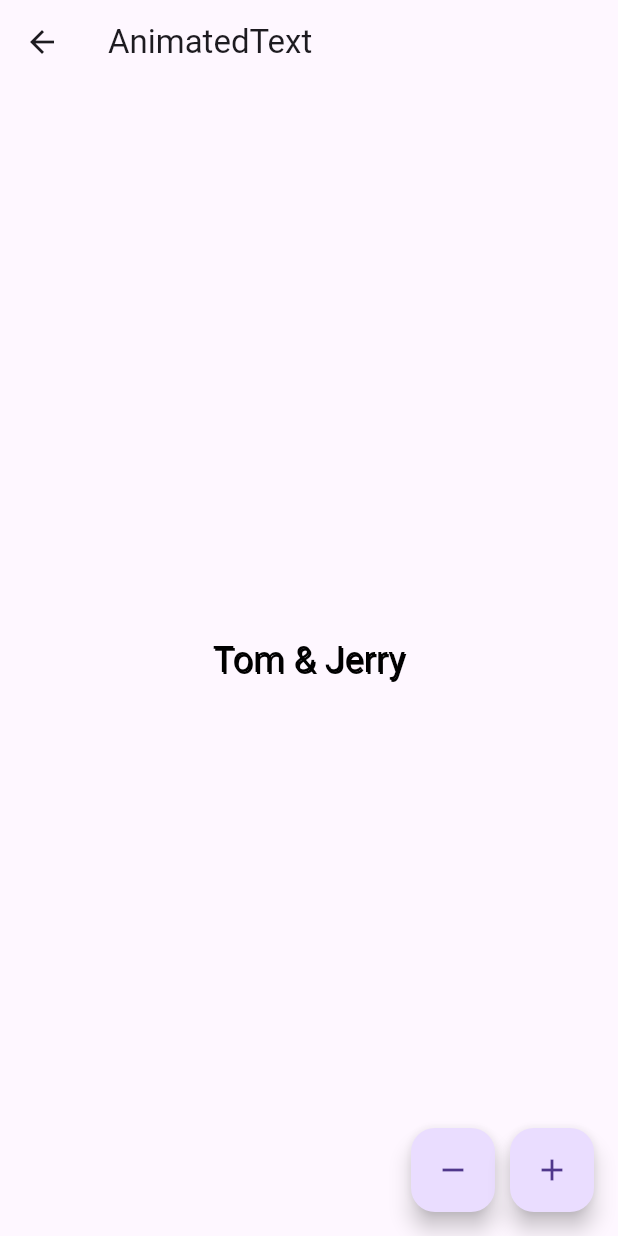
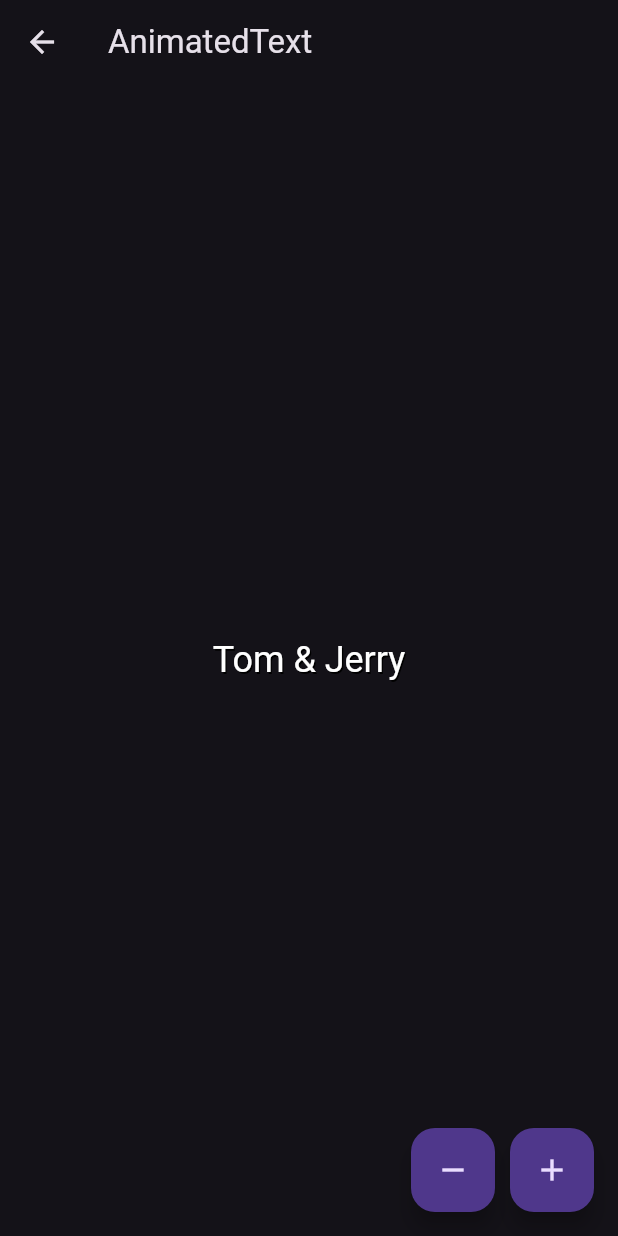
Before and after one commit to aoa97/flutter_animations_examples, a Flutter app: the screen it shows after launch, after a tap on "AnimatedText", on a phone screen of 412 x 824 dp. Run offline on Flutter 3.47's test engine with Material 2 defaults, Android fonts, the phone set to English and light mode, and no system bars; our stand-ins replace confetti, flutter_hooks; missing offline and left inert: print_color.

```diff
--- a/lib/explicit/widgets/positioned_transition_example.dart
+++ b/lib/explicit/widgets/positioned_transition_example.dart
@@ -27,7 +27,6 @@ class PositionedTransitionExample extends HookWidget {
 
     return MainScaffold(
       fullView: true,
-      backgroundColor: Colors.white.withOpacity(.8),
       title: "PositionedTransition",
       floatingAction: Wrap(
         spacing: 30,
--- a/lib/explicit/widgets/rotation_transition_example.dart
+++ b/lib/explicit/widgets/rotation_transition_example.dart
@@ -13,7 +13,6 @@ class RotationTransitionExample extends HookWidget {
     return MainScaffold(
       fullView: true,
       title: "RotationTransition",
-      backgroundColor: Colors.blueGrey,
       floatingAction: Wrap(
         spacing: 30,
         children: [
--- a/lib/explicit/widgets/size_transition_example.dart
+++ b/lib/explicit/widgets/size_transition_example.dart
@@ -18,7 +18,6 @@ class SizeTransitionExample extends HookWidget {
     return MainScaffold(
       fullView: true,
       title: "SizeTransition",
-      backgroundColor: Colors.red,
       floatingAction: Wrap(
         spacing: 30,
         children: [
--- a/lib/explicit/widgets/text_style_transition_example.dart
+++ b/lib/explicit/widgets/text_style_transition_example.dart
@@ -9,8 +9,8 @@ class TextTransitionExample extends HookWidget {
   Widget build(BuildContext context) {
     final controller = useAnimationController(duration: const Duration(seconds: 1));
     final textStyleAnimation = TextStyleTween(
-      begin: const TextStyle(fontSize: 18, fontWeight: FontWeight.normal, color: Colors.black),
-      end: const TextStyle(fontSize: 24, fontWeight: FontWeight.bold, color: Colors.teal),
+      begin: const TextStyle(fontSize: 24, fontWeight: FontWeight.normal, color: Colors.white),
+      end: const TextStyle(fontSize: 36, fontWeight: FontWeight.bold, color: Colors.amber),
     ).animate(controller);
 
     return MainScaffold(
--- a/lib/implicit/widgets/animated_physical_model.dart
+++ b/lib/implicit/widgets/animated_physical_model.dart
@@ -22,7 +22,7 @@ class AnimatedPhysicalModelExample extends HookWidget {
           clipBehavior: Clip.antiAlias,
           elevation: toggleAnimation.value ? 5 : 80,
           shadowColor: Colors.black,
-          color: toggleAnimation.value ? Theme.of(context).primaryColor : Colors.transparent,
+          color: toggleAnimation.value ? Colors.amber : Colors.transparent,
           child: AnimatedOpacity(
             curve: Curves.linear,
             opacity: toggleAnimation.value ? 1 : .5,
--- a/lib/implicit/widgets/animated_switcher.dart
+++ b/lib/implicit/widgets/animated_switcher.dart
@@ -19,7 +19,6 @@ class AnimatedSwitcherExample extends HookWidget {
 
     return MainScaffold(
       title: "AnimatedSwitcher",
-      backgroundColor: Colors.white.withOpacity(.8),
       floatingAction: Wrap(
         spacing: 30,
         children: [
--- a/lib/implicit/widgets/animated_text.dart
+++ b/lib/implicit/widgets/animated_text.dart
@@ -31,7 +31,7 @@ class AnimatedTextExample extends HookWidget {
         child: AnimatedDefaultTextStyle(
           style: TextStyle(
             fontSize: isLargeFont.value ? 48 : 24,
-            color: isLargeFont.value ? Theme.of(context).primaryColor : Colors.black,
+            color: isLargeFont.value ? Colors.amber : Colors.white,
             fontWeight: isLargeFont.value ? FontWeight.bold : FontWeight.normal,
             shadows: [
               BoxShadow(
--- a/lib/main.dart
+++ b/lib/main.dart
@@ -2,6 +2,7 @@ import 'package:flutter/material.dart';
 import 'package:flutter_hooks/flutter_hooks.dart';
 import 'package:playground/explicit/explicit_screen.dart';
 import 'package:playground/implicit/implicit_screen.dart';
+import 'package:playground/more/more_screen.dart';
 import 'package:playground/page_transitions/page_transtions_screen.dart';
 
 void main() => runApp(const MyApp());
@@ -12,7 +13,7 @@ class MyApp extends StatelessWidget {
   @override
   Widget build(BuildContext context) {
     return MaterialApp(
-      theme: ThemeData(useMaterial3: true),
+      theme: ThemeData.dark(useMaterial3: true),
       home: const MainScreen(),
     );
   }
@@ -28,6 +29,7 @@ class MainScreen extends HookWidget {
         const Tab(text: "Implicit"): const ImplicitScreen(), // AnimationFoo
         const Tab(text: "Explicit"): const ExplicitScreen(), // Tween, AnimatedBuilder, FooTransition, ...
         const Tab(text: "Page"): const PageTransitionsScreen(),
+        const Tab(text: "More"): const MoreScreen(),
       },
       [],
     );
--- a/lib/main_button.dart
+++ b/lib/main_button.dart
@@ -12,8 +12,6 @@ class MButton extends StatelessWidget {
     return FilledButton(
       onPressed: onTap ?? () => context.push(MaterialPageRoute(builder: (_) => page!)),
       style: FilledButton.styleFrom(
-        backgroundColor: Theme.of(context).primaryColor,
-        foregroundColor: Colors.white,
         minimumSize: const Size(double.infinity, 40),
       ),
       child: Text(title, style: const TextStyle(fontSize: 12)),
--- a/lib/page_transitions/welcome_screen.dart
+++ b/lib/page_transitions/welcome_screen.dart
@@ -7,7 +7,6 @@ class WelcomeScreen extends StatelessWidget {
   @override
   Widget build(BuildContext context) {
     return MainScaffold(
-      backgroundColor: Colors.white.withOpacity(.8),
       body: SafeArea(
         child: Column(
           mainAxisAlignment: MainAxisAlignment.center,
```
Also changed, not shown: lib/more/more_screen.dart (added, +10 -0 lines).
